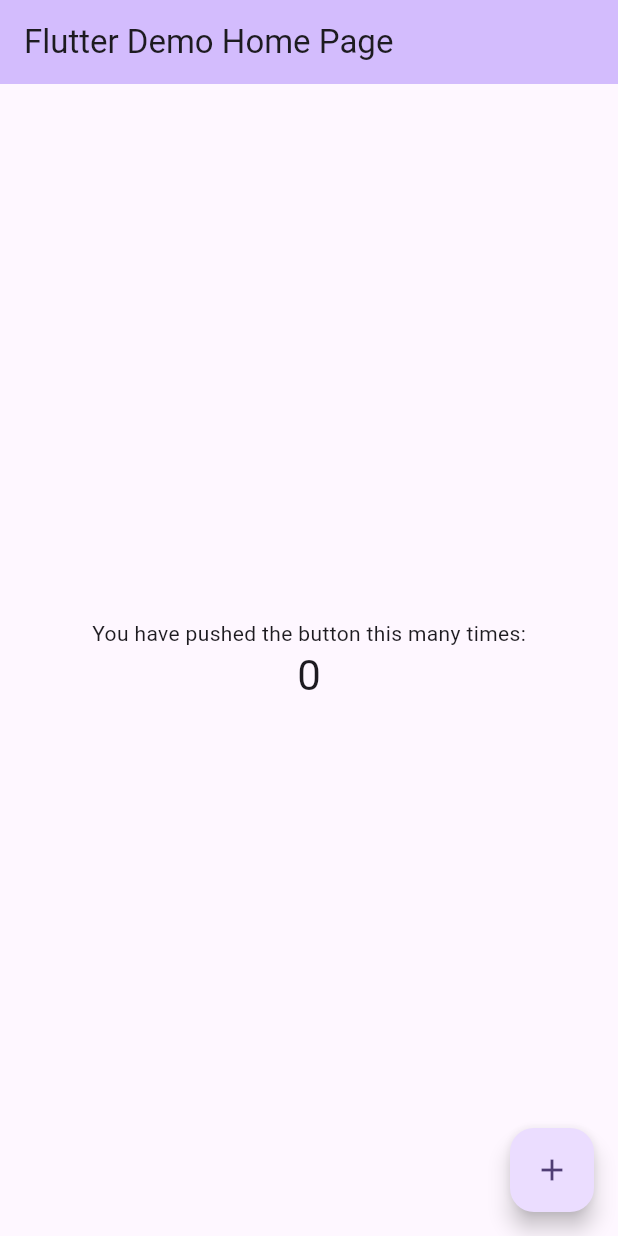
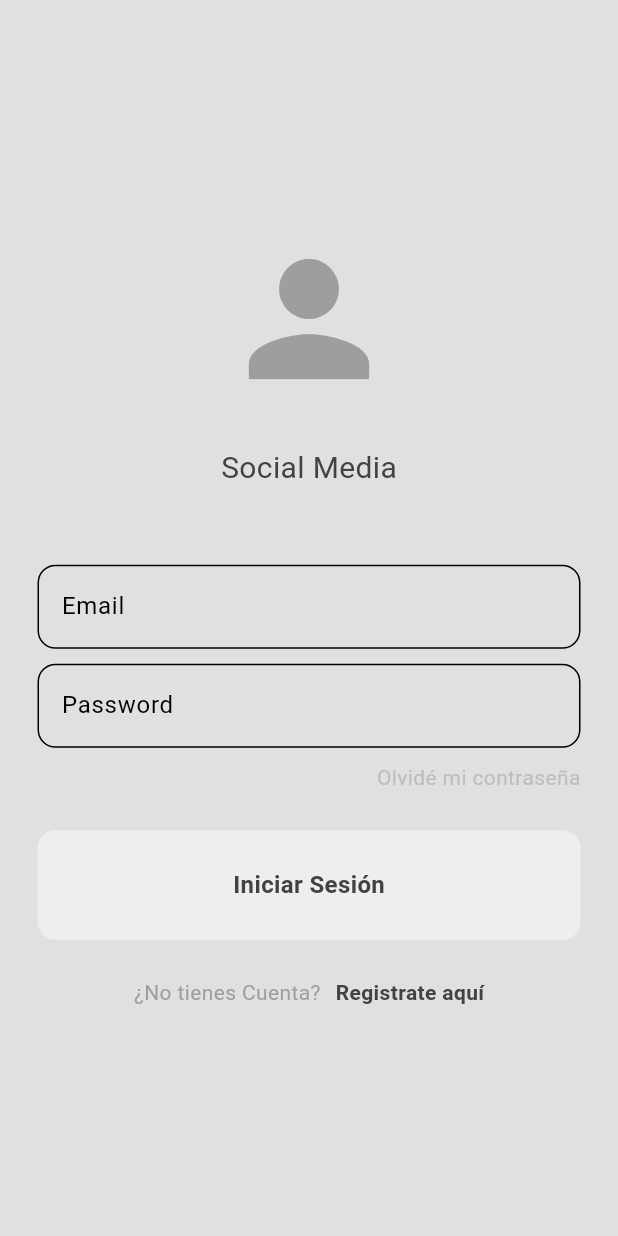
Before and after one commit to EduardoFlores1/socialmedia-flutter, a Flutter app: the screen it shows after launch, on a phone screen of 412 x 824 dp. Run offline on Flutter 3.47's test engine with Material 3 defaults, Android fonts, the phone set to English and light mode, and no system bars.

Commit message:
pages login and register

```diff
--- /dev/null
+++ b/lib/auth/login_or_register.dart
@@ -0,0 +1,35 @@
+import 'package:flutter/material.dart';
+import 'package:socialmedia_flutter/pages/login_page.dart';
+import 'package:socialmedia_flutter/pages/register_page.dart';
+
+class LoginOrRegister extends StatefulWidget {
+  const LoginOrRegister({super.key});
+
+  @override
+  State<LoginOrRegister> createState() => _LogiOrRegisterState();
+}
+
+class _LogiOrRegisterState extends State<LoginOrRegister> {
+  // inialmente se muestra el login
+  bool showLoginPage = true;
+
+  // alternar entre login y register page
+  void togglePages() {
+    setState(() {
+      showLoginPage = !showLoginPage;
+    });
+  }
+
+  @override
+  Widget build(BuildContext context) {
+    if (showLoginPage) {
+      return LoginPage(
+        onTap: togglePages,
+      );
+    } else {
+      return RegisterPage(
+        onTap: togglePages,
+      );
+    }
+  }
+}
--- /dev/null
+++ b/lib/components/my_button.dart
@@ -0,0 +1,26 @@
+import 'package:flutter/material.dart';
+
+class MyButton extends StatelessWidget {
+  final String text;
+  final void Function()? onTap;
+  const MyButton({super.key, required this.text, required this.onTap});
+
+  @override
+  Widget build(BuildContext context) {
+    return GestureDetector(
+      onTap: onTap,
+      child: Container(
+        padding: const EdgeInsets.all(25),
+        decoration: BoxDecoration(
+            color: Theme.of(context).colorScheme.primary,
+            borderRadius: BorderRadius.circular(12)),
+        child: Center(
+          child: Text(
+            text,
+            style: const TextStyle(fontWeight: FontWeight.bold, fontSize: 16),
+          ),
+        ),
+      ),
+    );
+  }
+}
--- /dev/null
+++ b/lib/components/my_textfield.dart
@@ -0,0 +1,23 @@
+import 'package:flutter/material.dart';
+
+class MyTextfield extends StatelessWidget {
+  final String hintText;
+  final bool obscureText;
+  final TextEditingController controller;
+  const MyTextfield(
+      {super.key,
+      required this.hintText,
+      required this.obscureText,
+      required this.controller});
+
+  @override
+  Widget build(BuildContext context) {
+    return TextField(
+      controller: controller,
+      decoration: InputDecoration(
+          border: OutlineInputBorder(borderRadius: BorderRadius.circular(12)),
+          hintText: hintText),
+      obscureText: obscureText,
+    );
+  }
+}
--- a/lib/main.dart
+++ b/lib/main.dart
@@ -1,4 +1,7 @@
 import 'package:flutter/material.dart';
+import 'package:socialmedia_flutter/auth/login_or_register.dart';
+import 'package:socialmedia_flutter/theme/dark_mode.dart';
+import 'package:socialmedia_flutter/theme/light_mode.dart';
 
 void main() {
   runApp(const MyApp());
@@ -7,119 +10,13 @@
 class MyApp extends StatelessWidget {
   const MyApp({super.key});
 
-  // This widget is the root of your application.
   @override
   Widget build(BuildContext context) {
     return MaterialApp(
-      title: 'Flutter Demo',
-      theme: ThemeData(
-        // This is the theme of your application.
-        //
-        // TRY THIS: Try running your application with "flutter run". You'll see
-        // the application has a purple toolbar. Then, without quitting the app,
-        // try changing the seedColor in the colorScheme below to Colors.green
-        // and then invoke "hot reload" (save your changes or press the "hot
-        // reload" button in a Flutter-supported IDE, or press "r" if you used
-        // the command line to start the app).
-        //
-        // Notice that the counter didn't reset back to zero; the application
-        // state is not lost during the reload. To reset the state, use hot
-        // restart instead.
-        //
-        // This works for code too, not just values: Most code changes can be
-        // tested with just a hot reload.
-        colorScheme: ColorScheme.fromSeed(seedColor: Colors.deepPurple),
-        useMaterial3: true,
-      ),
-      home: const MyHomePage(title: 'Flutter Demo Home Page'),
+      debugShowCheckedModeBanner: false,
+      home: const LoginOrRegister(),
+      theme: lightMode,
+      darkTheme: darkMode,
     );
   }
 }
-
-class MyHomePage extends StatefulWidget {
-  const MyHomePage({super.key, required this.title});
-
-  // This widget is the home page of your application. It is stateful, meaning
-  // that it has a State object (defined below) that contains fields that affect
-  // how it looks.
-
-  // This class is the configuration for the state. It holds the values (in this
-  // case the title) provided by the parent (in this case the App widget) and
-  // used by the build method of the State. Fields in a Widget subclass are
-  // always marked "final".
-
-  final String title;
-
-  @override
-  State<MyHomePage> createState() => _MyHomePageState();
-}
-
-class _MyHomePageState extends State<MyHomePage> {
-  int _counter = 0;
-
-  void _incrementCounter() {
-    setState(() {
-      // This call to setState tells the Flutter framework that something has
-      // changed in this State, which causes it to rerun the build method below
-      // so that the display can reflect the updated values. If we changed
-      // _counter without calling setState(), then the build method would not be
-      // called again, and so nothing would appear to happen.
-      _counter++;
-    });
-  }
-
-  @override
-  Widget build(BuildContext context) {
-    // This method is rerun every time setState is called, for instance as done
-    // by the _incrementCounter method above.
-    //
-    // The Flutter framework has been optimized to make rerunning build methods
-    // fast, so that you can just rebuild anything that needs updating rather
-    // than having to individually change instances of widgets.
-    return Scaffold(
-      appBar: AppBar(
-        // TRY THIS: Try changing the color here to a specific color (to
-        // Colors.amber, perhaps?) and trigger a hot reload to see the AppBar
-        // change color while the other colors stay the same.
-        backgroundColor: Theme.of(context).colorScheme.inversePrimary,
-        // Here we take the value from the MyHomePage object that was created by
-        // the App.build method, and use it to set our appbar title.
-        title: Text(widget.title),
-      ),
-      body: Center(
-        // Center is a layout widget. It takes a single child and positions it
-        // in the middle of the parent.
-        child: Column(
-          // Column is also a layout widget. It takes a list of children and
-          // arranges them vertically. By default, it sizes itself to fit its
-          // children horizontally, and tries to be as tall as its parent.
-          //
-          // Column has various properties to control how it sizes itself and
-          // how it positions its children. Here we use mainAxisAlignment to
-          // center the children vertically; the main axis here is the vertical
-          // axis because Columns are vertical (the cross axis would be
-          // horizontal).
-          //
-          // TRY THIS: Invoke "debug painting" (choose the "Toggle Debug Paint"
-          // action in the IDE, or press "p" in the console), to see the
-          // wireframe for each widget.
-          mainAxisAlignment: MainAxisAlignment.center,
-          children: <Widget>[
-            const Text(
-              'You have pushed the button this many times:',
-            ),
-            Text(
-              '$_counter',
-              style: Theme.of(context).textTheme.headlineMedium,
-            ),
-          ],
-        ),
-      ),
-      floatingActionButton: FloatingActionButton(
-        onPressed: _incrementCounter,
-        tooltip: 'Increment',
-        child: const Icon(Icons.add),
-      ), // This trailing comma makes auto-formatting nicer for build methods.
-    );
-  }
-}
--- /dev/null
+++ b/lib/pages/login_page.dart
@@ -0,0 +1,117 @@
+import 'package:flutter/material.dart';
+import 'package:socialmedia_flutter/components/my_button.dart';
+import 'package:socialmedia_flutter/components/my_textfield.dart';
+
+class LoginPage extends StatelessWidget {
+  final void Function()? onTap;
+  // text controllers
+  final TextEditingController emailController = TextEditingController();
+  final TextEditingController passwordController = TextEditingController();
+
+  LoginPage({super.key, this.onTap});
+
+  // login method
+  void login() {}
+
+  @override
+  Widget build(BuildContext context) {
+    return Scaffold(
+      backgroundColor: Theme.of(context).colorScheme.surface,
+      body: Center(
+        child: Padding(
+          padding: const EdgeInsets.all(25.0),
+          child: Column(
+            mainAxisAlignment: MainAxisAlignment.center,
+            children: [
+              // logo
+              Icon(
+                Icons.person,
+                size: 120,
+                color: Theme.of(context).colorScheme.inversePrimary,
+              ),
+
+              const SizedBox(
+                height: 25,
+              ),
+
+              // app name
+              const Text(
+                'Social Media',
+                style: TextStyle(fontSize: 20),
+              ),
+
+              const SizedBox(
+                height: 50,
+              ),
+
+              // email textfield
+              MyTextfield(
+                  hintText: 'Email',
+                  obscureText: false,
+                  controller: emailController),
+
+              const SizedBox(
+                height: 10,
+              ),
+
+              // password textfield
+              MyTextfield(
+                  hintText: 'Password',
+                  obscureText: true,
+                  controller: passwordController),
+
+              const SizedBox(
+                height: 10,
+              ),
+
+              // forgot password
+              Row(
+                mainAxisAlignment: MainAxisAlignment.end,
+                children: [
+                  Text(
+                    'Olvidé mi contraseña',
+                    style: TextStyle(
+                        color: Theme.of(context).colorScheme.secondary),
+                  ),
+                ],
+              ),
+              const SizedBox(
+                height: 25,
+              ),
+
+              // sign in button
+              MyButton(
+                text: "Iniciar Sesión",
+                onTap: login,
+              ),
+
+              const SizedBox(
+                height: 25,
+              ),
+
+              // don't have an account? Register here
+              Row(
+                mainAxisAlignment: MainAxisAlignment.center,
+                children: [
+                  Text('¿No tienes Cuenta?',
+                      style: TextStyle(
+                          color: Theme.of(context).colorScheme.inversePrimary)),
+                  const SizedBox(
+                    width: 10,
+                  ),
+                  GestureDetector(
+                    onTap: onTap,
+                    child: const Text(
+                      'Registrate aquí',
+                      style: TextStyle(fontWeight: FontWeight.bold),
+                    ),
+                  )
+                ],
+              )
+            ],
+          ),
+        ),
+      ),
+    );
+  }
+}
--- /dev/null
+++ b/lib/theme/dark_mode.dart
@@ -0,0 +1,12 @@
+import 'package:flutter/material.dart';
+
+ThemeData darkMode = ThemeData(
+    brightness: Brightness.dark,
+    colorScheme: ColorScheme.dark(
+        surface: Colors.grey.shade900,
+        primary: Colors.grey.shade800,
+        secondary: Colors.grey.shade700,
+        inversePrimary: Colors.grey.shade500),
+    textTheme: ThemeData.dark()
+        .textTheme
+        .apply(bodyColor: Colors.grey[300], displayColor: Colors.white));
--- /dev/null
+++ b/lib/theme/light_mode.dart
@@ -0,0 +1,12 @@
+import 'package:flutter/material.dart';
+
+ThemeData lightMode = ThemeData(
+    brightness: Brightness.light,
+    colorScheme: ColorScheme.light(
+        surface: Colors.grey.shade300,
+        primary: Colors.grey.shade200,
+        secondary: Colors.grey.shade400,
+        inversePrimary: Colors.grey.shade500),
+    textTheme: ThemeData.light()
+        .textTheme
+        .apply(bodyColor: Colors.grey[800], displayColor: Colors.black));
```
Also changed, not shown: lib/pages/register_page.dart (added, +140 -0 lines).
